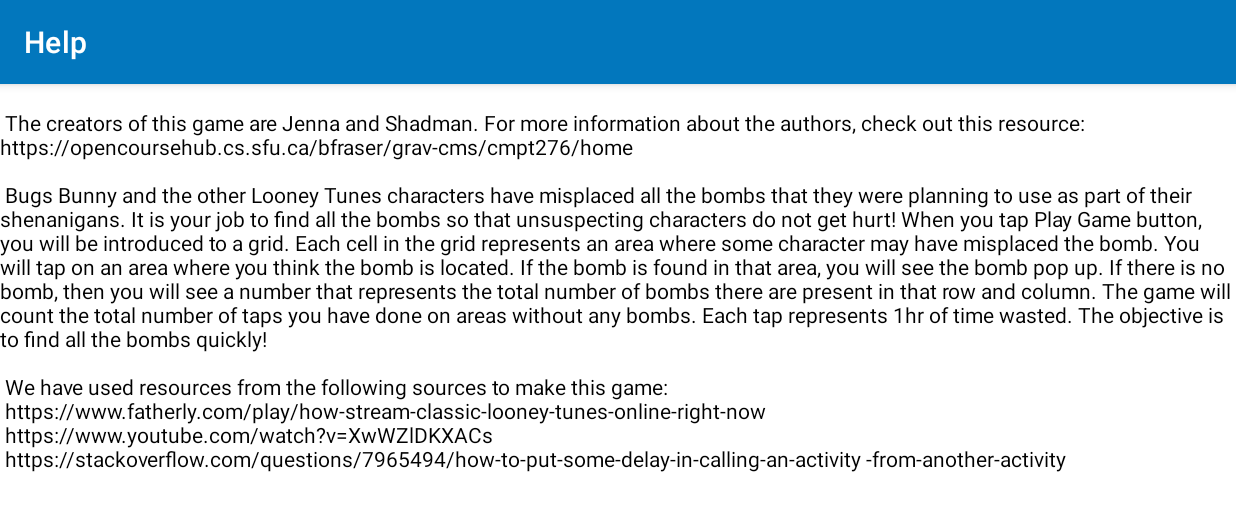
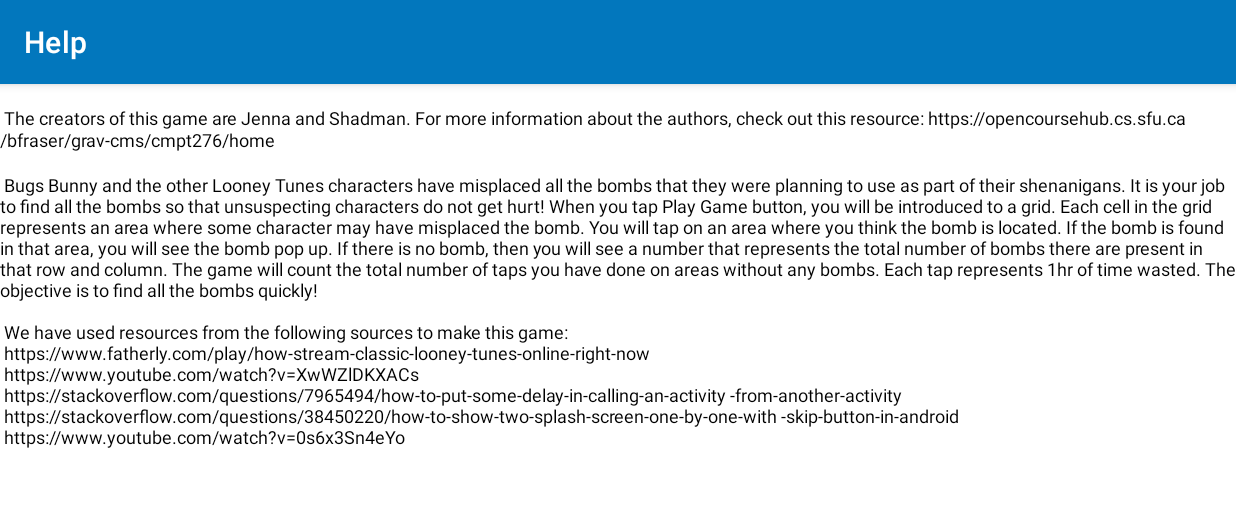
Before and after one commit to shadmanh123/Android_Game_App, an Android app: the HelpActivity screen opened directly, with no data from a screen before it, on a phone screen of 824 x 412 dp (held sideways). Shown: the top 511 px of the screen. Run offline under Robolectric (Android 15) with nearby library versions, the phone set to English and light mode, and no system bars.

Commit message:
Updated Help Message
Updated Help messaged in Help function

```diff
--- a/app/src/main/res/layout/activity_help.xml
+++ b/app/src/main/res/layout/activity_help.xml
@@ -15,7 +15,7 @@
         android:inputType="textMultiLine"
         android:text="@string/helpMessage"
         android:textColor="@color/black"
-        android:textSize="14sp"
+        android:textSize="12sp"
         app:layout_constraintBottom_toBottomOf="parent"
         app:layout_constraintEnd_toEndOf="parent"
         app:layout_constraintHorizontal_bias="0.499"
--- a/app/src/main/res/values/strings.xml
+++ b/app/src/main/res/values/strings.xml
@@ -23,7 +23,10 @@
         https://www.fatherly.com/play/how-stream-classic-looney-tunes-online-right-now\n
         https://www.youtube.com/watch?v=XwWZlDKXACs\n
         https://stackoverflow.com/questions/7965494/how-to-put-some-delay-in-calling-an-activity
-        -from-another-activity
+        -from-another-activity\n
+        https://stackoverflow.com/questions/38450220/how-to-show-two-splash-screen-one-by-one-with
+        -skip-button-in-android\n
+        https://www.youtube.com/watch?v=0s6x3Sn4eYo
     </string>
     <string name="dynamicBtn">Mine Seeker Game</string>
     <string name="hello_world">Hello, welcome to mine seekers</string>
```
